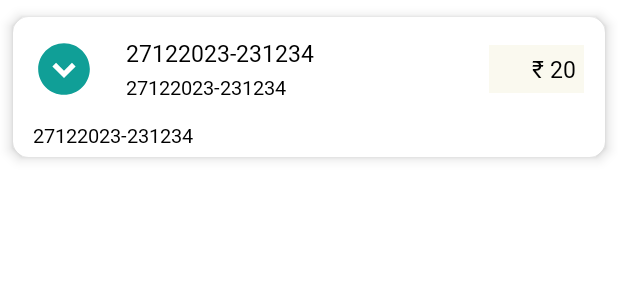
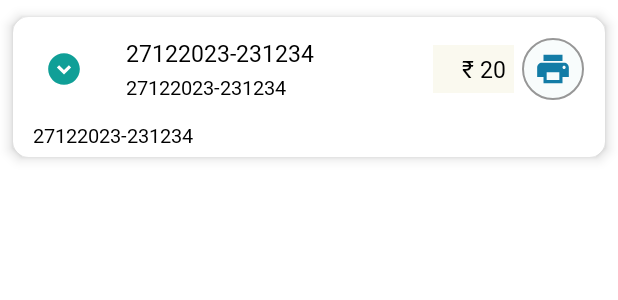
Before and after one commit to avinashtilekar/CollectionApp, an Android app: the layout item_layout.xml on its own in the app's theme, with its tools: preview values and no code run, on a phone screen of 412 x 824 dp. Shown: the top 300 px of the screen. Run offline under Robolectric (Android 15) with nearby library versions, the phone set to English and light mode, and no system bars.

Commit message:
layout corrected

```diff
--- a/app/src/main/java/com/example/ajspire/collection/ui/collection_list/ListAdapter.kt
+++ b/app/src/main/java/com/example/ajspire/collection/ui/collection_list/ListAdapter.kt
@@ -6,11 +6,12 @@ import android.view.ViewGroup
 import android.widget.ImageView
 import android.widget.TextView
 import androidx.recyclerview.widget.RecyclerView
+import com.example.ajspire.collection.MyApplication
 import com.example.ajspire.collection.R
 import com.example.ajspire.collection.ui.model.ItemModel
 
 
-class ListAdapter(private val mList: List<ItemModel>) :
+class ListAdapter(private val mList: List<ItemModel>,val invoiceNumberPrefix:String) :
     RecyclerView.Adapter<ListAdapter.ViewHolder>() {
 
     // create new views
@@ -28,7 +29,7 @@ class ListAdapter(private val mList: List<ItemModel>) :
         val itemModel = mList[position]
 
         holder.ivSync.setImageResource(if (itemModel.server_tran_id != null) R.drawable.ic_upload_done else R.drawable.ic_upload_pending)
-        holder.tvTitle.text = itemModel.mobile_tran_key
+        holder.tvTitle.text =invoiceNumberPrefix+ itemModel.invoice_number
         holder.tvSubTitle.text = itemModel.fee_type
         holder.tvFooter.visibility = View.GONE
 
--- /dev/null
+++ b/app/src/main/res/drawable/ic_print_blue.xml
@@ -0,0 +1,5 @@
+<vector android:height="24dp" android:tint="#137CA6"
+    android:viewportHeight="24" android:viewportWidth="24"
+    android:width="24dp" xmlns:android="http://schemas.android.com/apk/res/android">
+    <path android:fillColor="@android:color/white" android:pathData="M19,8L5,8c-1.66,0 -3,1.34 -3,3v6h4v4h12v-4h4v-6c0,-1.66 -1.34,-3 -3,-3zM16,19L8,19v-5h8v5zM19,12c-0.55,0 -1,-0.45 -1,-1s0.45,-1 1,-1 1,0.45 1,1 -0.45,1 -1,1zM18,3L6,3v4h12L18,3z"/>
+</vector>
--- a/app/src/main/res/layout/item_layout.xml
+++ b/app/src/main/res/layout/item_layout.xml
@@ -35,6 +35,7 @@
                     android:layout_height="@dimen/_32sdp"
                     android:layout_gravity="center"
                     android:layout_marginEnd="@dimen/_16sdp"
+                    android:padding="@dimen/_6sdp"
                     android:contentDescription="@string/app_name"
                     android:src="@drawable/ic_dropdown" />
 
@@ -73,6 +74,16 @@
                     android:gravity="right|center_vertical"
                     android:padding="@dimen/_4sdp"
                     tools:text="₹ 20" />
+                <ImageView
+                    android:id="@+id/ivPrint"
+                    android:layout_width="@dimen/_32sdp"
+                    android:layout_height="@dimen/_32sdp"
+                    android:layout_gravity="center"
+                    android:padding="@dimen/_6sdp"
+                    android:layout_marginStart="@dimen/_4sdp"
+                    android:contentDescription="@string/app_name"
+                    android:background="@drawable/card_background"
+                    android:src="@drawable/ic_print_blue" />
             </LinearLayout>
 
             <TextView
```
Also changed, not shown: app/src/main/java/com/example/ajspire/collection/ui/collection_list/CollectionListFragment.kt (+4 -5 lines).
